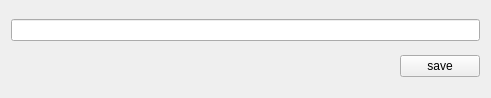
This is uitester/ui/case_data/header_editor.ui in IfengAutomation/uitester as Qt 5 draws it before an edit. The edited form follows.
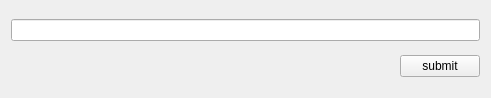
This is the edited form.

What changed in the file:
```diff
--- a/uitester/ui/case_data/header_editor.ui
+++ b/uitester/ui/case_data/header_editor.ui
@@ -35,7 +35,7 @@
      <item>
       <widget class="QPushButton" name="save_btn">
        <property name="text">
-        <string>save</string>
+        <string>submit</string>
        </property>
       </widget>
      </item>
```
